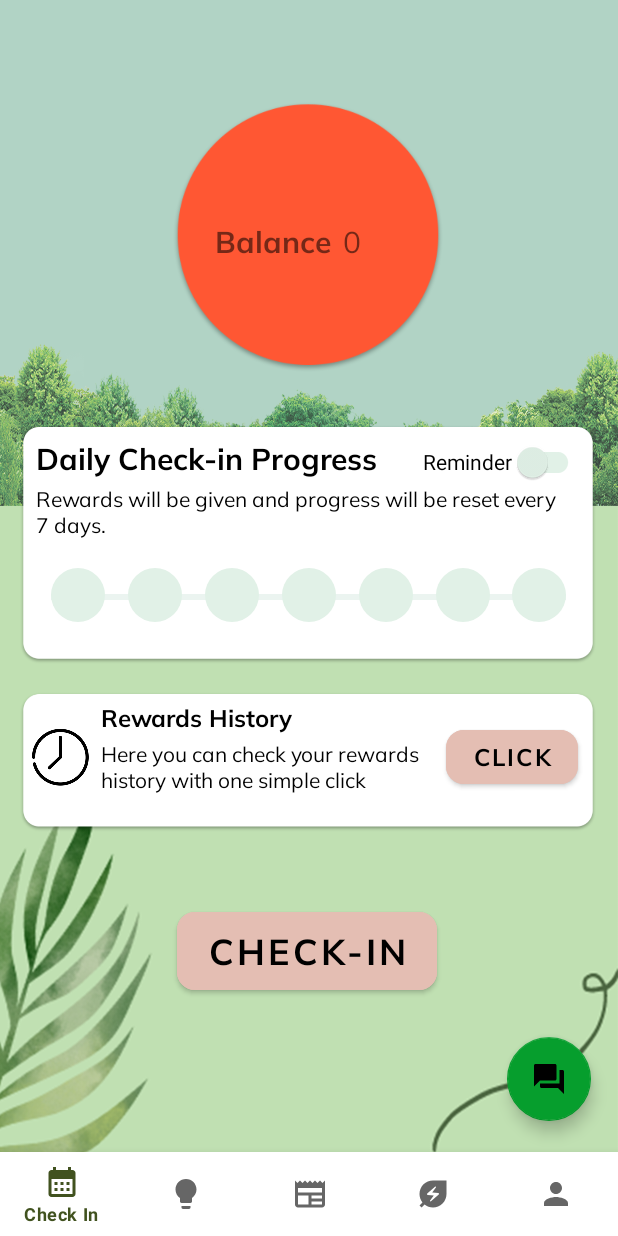
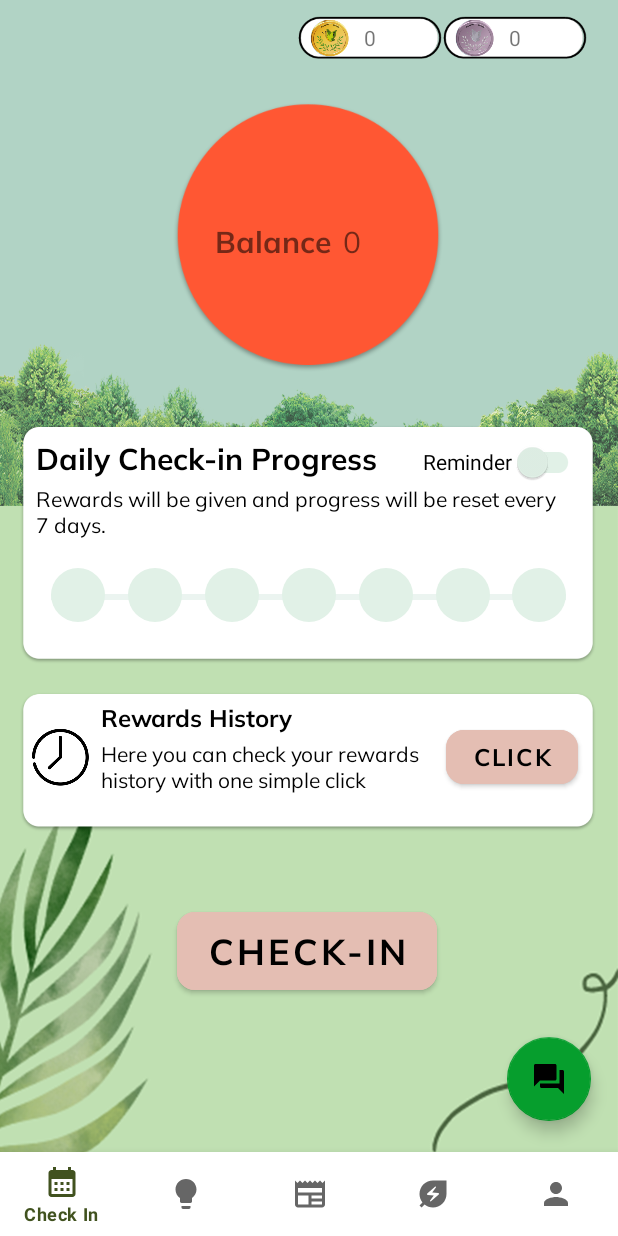
Before and after one commit to cheokjw/TREC, an Android app: the CheckIn screen opened directly, with no data from a screen before it, on a phone screen of 412 x 824 dp. Run offline under Robolectric (Android 15) with nearby library versions, the phone set to English and light mode, and no system bars; our stand-ins replace Firebase (no records; nobody signed in at launch, a user with empty details on screens opened directly); 5 statements that could not run were skipped.

Commit message:
add treecoin and gamecoin to profile and check in

```diff
--- a/app/src/main/java/my/edu/tarc/assignment/CheckIn.kt
+++ b/app/src/main/java/my/edu/tarc/assignment/CheckIn.kt
@@ -33,7 +33,8 @@ class CheckIn : Fragment() {
     var gameCoin = 0
     val handler = android.os.Handler()
     private var checkin = 0
-
+    var treecoin = 0
+    var username = ""
 
     override fun onCreate(savedInstanceState: Bundle?) {
         super.onCreate(savedInstanceState)
@@ -45,6 +46,24 @@ class CheckIn : Fragment() {
         savedInstanceState: Bundle?
     ): View? {
         bindingCheckIn = FragmentCheckInBinding.inflate(inflater)
+        getSess()
+        database = FirebaseDatabase.getInstance()
+        databaseReference = database.getReference().child("user").child(username)
+        //retrieve game coin
+        databaseReference.child("gameCoin").get().addOnSuccessListener {
+            gameCoin = it.value.toString().toInt()
+            bindingCheckIn.textViewGameCoin.text = it.value.toString()
+        }.addOnFailureListener {
+            Log.e("firebase", "Error getting data", it)
+        }
+
+        //retrieve tree coin
+        databaseReference.child("treeCoin").get().addOnSuccessListener {
+            treecoin = it.value.toString().toInt()
+            bindingCheckIn.textViewTreeCoin.text = it.value.toString()
+        }.addOnFailureListener {
+            Log.e("firebase", "Error getting data", it)
+        }
         return bindingCheckIn.root
     }
 
@@ -275,6 +294,15 @@ class CheckIn : Fragment() {
         fragmentTransaction?.replace(R.id.frameLayout, fragment)
         fragmentTransaction?.commit()
     }
+    private fun getSess(){
+        val preferences = requireContext().getSharedPreferences("sess_store", Context.MODE_PRIVATE)
+        val sess_username = preferences.getString("username", "")
+        if (sess_username != ""){
+            username = sess_username.toString()
+        }else{
+            Toast.makeText(activity, "failed to retrieve username", Toast.LENGTH_SHORT).show()
+        }
+    }
 
 
 }
--- a/app/src/main/res/layout/fragment_check_in.xml
+++ b/app/src/main/res/layout/fragment_check_in.xml
@@ -271,4 +271,48 @@
         app:layout_constraintStart_toEndOf="@+id/textView22"
         app:layout_constraintTop_toTopOf="@+id/textView22" />
 
+    <ImageView
+        android:id="@+id/imageViewTreeCoin"
+        android:layout_width="290dp"
+        android:layout_height="100dp"
+        android:layout_marginStart="80dp"
+        android:layout_marginTop="-25dp"
+        app:layout_constraintEnd_toEndOf="parent"
+        app:layout_constraintStart_toStartOf="parent"
+        app:layout_constraintTop_toTopOf="parent"
+        app:srcCompat="@drawable/treecoin" />
+
+    <ImageView
+        android:id="@+id/imageViewGamecoin"
+        android:layout_width="290dp"
+        android:layout_height="100dp"
+        android:layout_marginStart="280dp"
+        android:layout_marginTop="-25dp"
+        app:layout_constraintEnd_toEndOf="parent"
+        app:layout_constraintHorizontal_bias="0.522"
+        app:layout_constraintStart_toStartOf="parent"
+        app:layout_constraintTop_toTopOf="parent"
+        app:srcCompat="@drawable/gamecoin" />
+
+    <TextView
+        android:id="@+id/textViewGameCoin"
+        android:layout_width="wrap_content"
+        android:layout_height="wrap_content"
+        android:layout_marginTop="-25dp"
+        android:text="0"
+        app:layout_constraintBottom_toBottomOf="@+id/imageViewGamecoin"
+        app:layout_constraintEnd_toEndOf="@+id/imageViewGamecoin"
+        app:layout_constraintStart_toStartOf="@+id/imageViewGamecoin"
+        app:layout_constraintTop_toTopOf="parent" />
+
+    <TextView
+        android:id="@+id/textViewTreeCoin"
+        android:layout_width="wrap_content"
+        android:layout_height="wrap_content"
+        android:text="0"
+        app:layout_constraintBottom_toBottomOf="@+id/imageViewTreeCoin"
+        app:layout_constraintEnd_toEndOf="@+id/imageViewTreeCoin"
+        app:layout_constraintStart_toStartOf="@+id/imageViewTreeCoin"
+        app:layout_constraintTop_toTopOf="@+id/imageViewTreeCoin" />
+
 </androidx.constraintlayout.widget.ConstraintLayout>
```
Also changed, not shown: app/src/main/java/my/edu/tarc/assignment/Profile.kt (+10 -0 lines), app/src/main/res/layout/fragment_profile.xml (+44 -0 lines).
